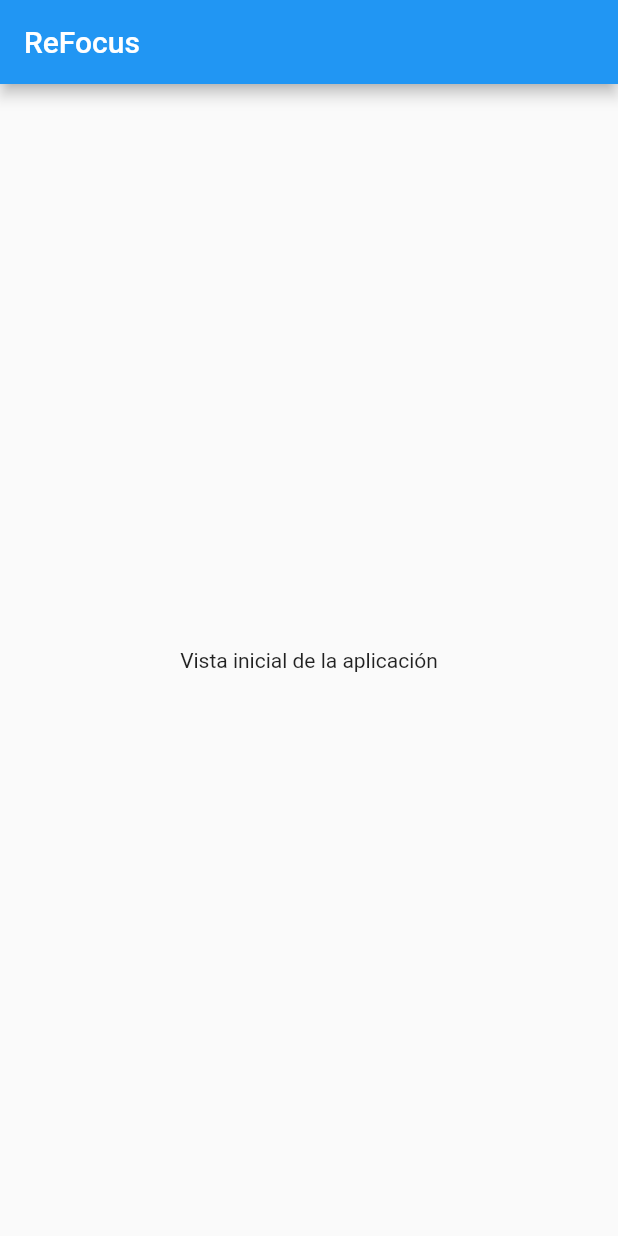
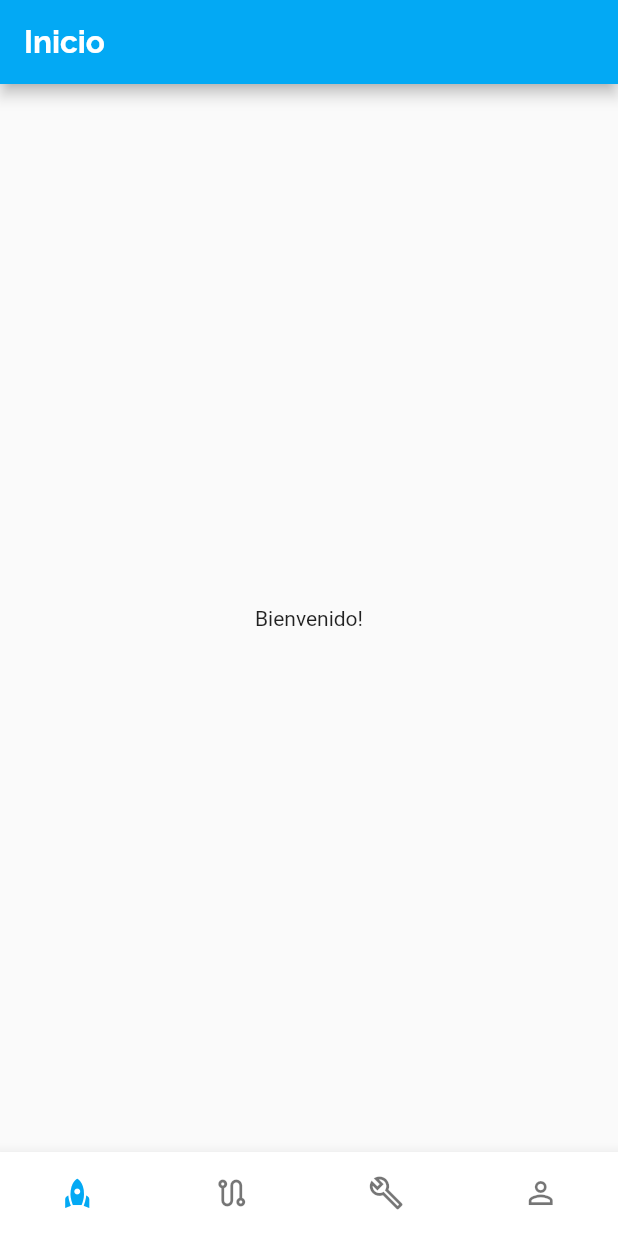
Before and after one commit to AnuTor/refocus-app, a Flutter app: the screen it shows after launch, on a phone screen of 412 x 824 dp. Run offline on Flutter 3.47's test engine with Material 2 defaults, Android fonts, the phone set to English and light mode, and no system bars.

Commit message:
BottomNavegationBar, theme and screens added

```diff
--- a/lib/main.dart
+++ b/lib/main.dart
@@ -1,20 +1,50 @@
 import 'package:flutter/material.dart';
 
-void main() => runApp(const MyApp());
+import './screens/tabs_screen.dart';
+import './screens/start_screen.dart';
 
-class MyApp extends StatelessWidget {
-  const MyApp({super.key});
+void main() => runApp(MyApp());
+
+class MyApp extends StatefulWidget {
+  const MyApp({Key? key}) : super(key: key);
 
   @override
+  _MyAppState createState() => _MyAppState();
+}
+
+class _MyAppState extends State<MyApp> {
+  @override
   Widget build(BuildContext context) {
+    final ThemeData theme = ThemeData(
+      fontFamily: 'Raleway',
+    );
+
     return MaterialApp(
-      title: 'ReFocus',
-      home: Scaffold(
-        appBar: AppBar(title: const Text('ReFocus')),
-        body: const Center(
-          child: Text('Vista inicial de la aplicación'),
+      title: 'Refocus App',
+      theme: theme.copyWith(
+        colorScheme: ColorScheme.fromSwatch(
+          primarySwatch: Colors.lightBlue,
+        ).copyWith(
+          secondary: Colors.white,
         ),
+        appBarTheme: const AppBarTheme(
+          foregroundColor: Colors.white,
+        ),
+        textTheme: ThemeData.light().textTheme.copyWith(
+            headline6: const TextStyle(
+              fontSize: 21,
+              fontFamily: 'Raleway',
+              fontWeight: FontWeight.bold,
+            )),
       ),
+      routes: {
+        '/': (ctx) => const TabsScreen(),
+      },
+      onUnknownRoute: (settings) {
+        return MaterialPageRoute(
+          builder: (ctx) => const StartScreen(),
+        );
+      },
     );
   }
 }
--- /dev/null
+++ b/lib/screens/profile_screen.dart
@@ -0,0 +1,12 @@
+import 'package:flutter/material.dart';
+
+class ProfileScreen extends StatelessWidget {
+  const ProfileScreen({ Key? key }) : super(key: key);
+
+  @override
+  Widget build(BuildContext context) {
+    return const Center(
+      child: Text('Aún no has iniciado sesión!'),
+    );
+  }
+}
--- /dev/null
+++ b/lib/screens/routes_screen.dart
@@ -0,0 +1,12 @@
+import 'package:flutter/material.dart';
+
+class RoutesScreen extends StatelessWidget {
+  const RoutesScreen({ Key? key }) : super(key: key);
+
+  @override
+  Widget build(BuildContext context) {
+    return const Center(
+      child: Text('Aún no hay ninguna ruta disponible!'),
+    );
+  }
+}
--- /dev/null
+++ b/lib/screens/start_screen.dart
@@ -0,0 +1,12 @@
+import 'package:flutter/material.dart';
+
+class StartScreen extends StatelessWidget {
+  const StartScreen({ Key? key }) : super(key: key);
+
+  @override
+  Widget build(BuildContext context) {
+    return const Center(
+      child: Text('Bienvenido!'),
+    );
+  }
+}
--- /dev/null
+++ b/lib/screens/tabs_screen.dart
@@ -0,0 +1,92 @@
+import 'package:flutter/material.dart';
+
+import './profile_screen.dart';
+import './tools_screen.dart';
+import './routes_screen.dart';
+import './start_screen.dart';
+
+class TabsScreen extends StatefulWidget {
+
+  const TabsScreen({ Key? key }) : super(key: key);
+
+  @override
+  _TabsScreenState createState() => _TabsScreenState();
+}
+
+class _TabsScreenState extends State<TabsScreen> {
+  late List<Map<String, Object>> _pages;
+  int _selectedPageIndex = 0;
+
+  @override
+  void initState() {
+    _pages = [
+      {
+        'page': const StartScreen(),
+        'title': 'Inicio',
+      },
+      {
+        'page': const RoutesScreen(),
+        'title': 'Rutas',
+      },
+      {
+        'page': const ToolsScreen(),
+        'title': 'Herramientas',
+      },
+      {
+        'page': const ProfileScreen(),
+        'title': 'Perfil',
+      },
+    ];
+    super.initState();
+  }
+
+  void _selectPage(int index) {
+    setState(() {
+      _selectedPageIndex = index;
+    });
+  }
+
+  @override
+  Widget build(BuildContext context) {
+    return Scaffold(
+      appBar: AppBar(
+        title: Text(_pages[_selectedPageIndex]['title'] as String),
+      ),
+      body: _pages[_selectedPageIndex]['page'] as Widget,
+      bottomNavigationBar: BottomNavigationBar(
+        onTap: _selectPage,
+        backgroundColor: Theme.of(context).colorScheme.secondary,
+        currentIndex: _selectedPageIndex,
+        type: BottomNavigationBarType.fixed,
+        showSelectedLabels: false,
+        showUnselectedLabels: false,
+        items: [
+          BottomNavigationBarItem(
+            backgroundColor: Theme.of(context).primaryColor,
+            icon: const Icon(Icons.rocket_outlined),
+            activeIcon: const Icon(Icons.rocket),
+            label: 'Inicio',
+          ),
+          BottomNavigationBarItem(
+            backgroundColor: Theme.of(context).primaryColor,
+            icon: const Icon(Icons.route_outlined),
+            activeIcon: const Icon(Icons.route),
+            label: 'Rutas',
+          ),
+          BottomNavigationBarItem(
+            backgroundColor: Theme.of(context).primaryColor,
+            icon: const Icon(Icons.build_outlined),
+            activeIcon: const Icon(Icons.build),
+            label: 'Herramientas',
+          ),
+          BottomNavigationBarItem(
+            backgroundColor: Theme.of(context).primaryColor,
+            icon: const Icon(Icons.person_outline),
+            activeIcon: const Icon(Icons.person),
+            label: 'Perfil',
+          ),
+        ],
+      ),
+    );
+  }
+}
--- /dev/null
+++ b/lib/screens/tools_screen.dart
@@ -0,0 +1,12 @@
+import 'package:flutter/material.dart';
+
+class ToolsScreen extends StatelessWidget {
+  const ToolsScreen({ Key? key }) : super(key: key);
+
+  @override
+  Widget build(BuildContext context) {
+    return const Center(
+      child: Text('Aún no hay ninguna herramienta para mostrar!'),
+    );
+  }
+}
```
Also changed, not shown: pubspec.yaml (+18 -13 lines), assets/fonts/Raleway-Black.ttf (added), assets/fonts/Raleway-Bold.ttf (added), assets/fonts/Raleway-Regular.ttf (added), assets/fonts/RobotoCondensed-Bold.ttf (added), assets/fonts/RobotoCondensed-Italic.ttf (added), assets/fonts/RobotoCondensed-Light.ttf (added), assets/fonts/RobotoCondensed-Regular.ttf (added), 2 other files.
